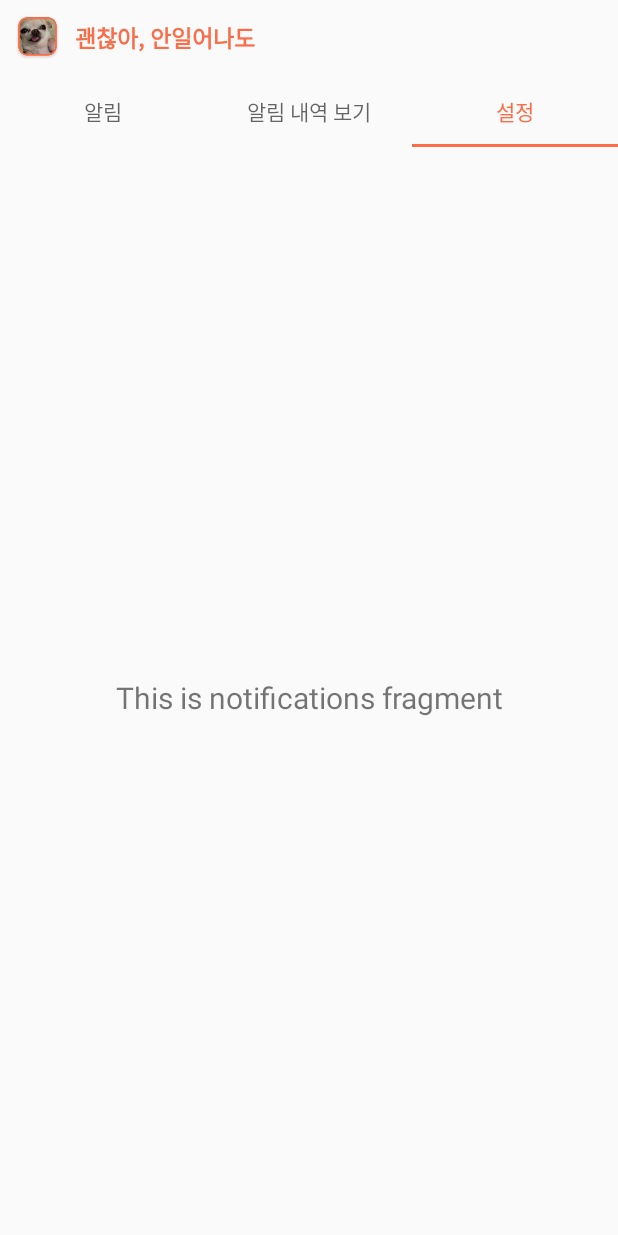
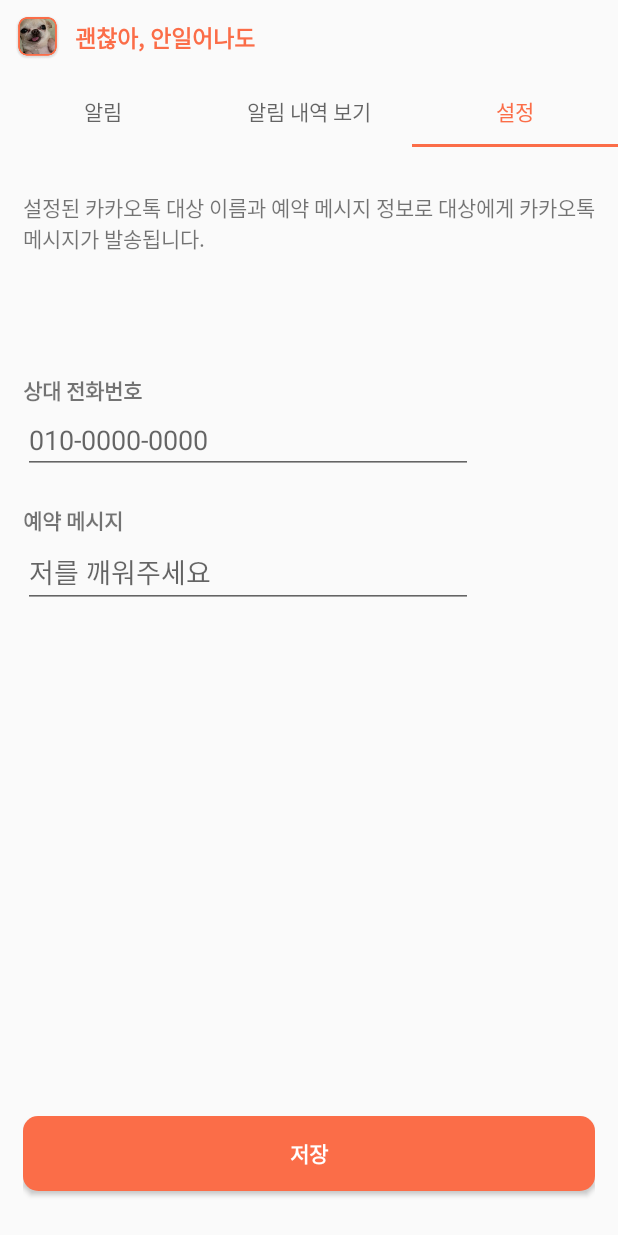
Before and after one commit to galaxy4276/its-okay-u-do-not-wakeup, an Android app: the screen it shows after launch (MainActivity), tab 3 chosen, on a phone screen of 412 x 824 dp. Run offline under Robolectric (Android 15) with nearby library versions, the phone set to English and light mode, and no system bars.

Commit message:
feat: add setting fragment

```diff
--- a/app/src/main/java/com/hbu/itsokudontwakeup/HeaderNavAdapter.java
+++ b/app/src/main/java/com/hbu/itsokudontwakeup/HeaderNavAdapter.java
@@ -8,6 +8,7 @@ import androidx.viewpager2.adapter.FragmentStateAdapter;
 import com.hbu.itsokudontwakeup.ui.alarmlist.AlarmListFragment;
 import com.hbu.itsokudontwakeup.ui.dashboard.DashboardFragment;
 import com.hbu.itsokudontwakeup.ui.notifications.NotificationsFragment;
+import com.hbu.itsokudontwakeup.ui.setting.SettingFragment;
 
 public class HeaderNavAdapter extends FragmentStateAdapter {
 
@@ -19,12 +20,10 @@ public class HeaderNavAdapter extends FragmentStateAdapter {
   @Override
   public Fragment createFragment(int position) {
     switch (position) {
-      case 0:
-        return new AlarmListFragment();
       case 1:
         return new DashboardFragment();
       case 2:
-        return new NotificationsFragment();
+        return new SettingFragment();
       default:
         return new AlarmListFragment();
     }
--- a/app/src/main/java/com/hbu/itsokudontwakeup/ui/alarmlist/AlarmListFragment.java
+++ b/app/src/main/java/com/hbu/itsokudontwakeup/ui/alarmlist/AlarmListFragment.java
@@ -9,7 +9,6 @@ import android.os.Bundle;
 import android.view.LayoutInflater;
 import android.view.View;
 import android.view.ViewGroup;
-import android.widget.ArrayAdapter;
 import android.widget.Button;
 import android.widget.LinearLayout;
 import android.widget.ListView;
@@ -23,11 +22,9 @@ import com.hbu.itsokudontwakeup.R;
 import com.hbu.itsokudontwakeup.databinding.FragmentAlarmlistBinding;
 import com.hbu.itsokudontwakeup.service.AlarmListAdapter;
 import com.hbu.itsokudontwakeup.service.AlarmReceiver;
-import com.hbu.itsokudontwakeup.service.AlarmService;
 
 import java.util.ArrayList;
 import java.util.Calendar;
-import java.util.Date;
 import java.util.List;
 
 public class AlarmListFragment extends Fragment {
--- /dev/null
+++ b/app/src/main/java/com/hbu/itsokudontwakeup/ui/setting/SettingFragment.java
@@ -0,0 +1,28 @@
+package com.hbu.itsokudontwakeup.ui.setting;
+
+import android.os.Bundle;
+import android.view.LayoutInflater;
+import android.view.View;
+import android.view.ViewGroup;
+import android.widget.LinearLayout;
+
+import androidx.annotation.NonNull;
+import androidx.annotation.Nullable;
+import androidx.fragment.app.Fragment;
+
+import com.hbu.itsokudontwakeup.databinding.FragmentAlarmlistBinding;
+import com.hbu.itsokudontwakeup.databinding.FragmentSettingBinding;
+
+public class SettingFragment extends Fragment {
+
+  private FragmentSettingBinding binding;
+
+  @Nullable
+  @Override
+  public View onCreateView(@NonNull LayoutInflater inflater, @Nullable ViewGroup container, @Nullable Bundle savedInstanceState) {
+    binding = FragmentSettingBinding.inflate(inflater, container, false);
+    LinearLayout root = binding.getRoot();
+
+    return root;
+  }
+}
--- /dev/null
+++ b/app/src/main/res/layout/fragment_setting.xml
@@ -0,0 +1,82 @@
+<?xml version="1.0" encoding="utf-8"?>
+<LinearLayout xmlns:android="http://schemas.android.com/apk/res/android"
+    xmlns:tools="http://schemas.android.com/tools"
+    android:orientation="vertical"
+    android:layout_width="match_parent"
+    android:layout_height="match_parent"
+    android:paddingRight="15dp"
+    android:paddingLeft="15dp"
+    tools:context=".ui.setting.SettingFragment"
+    >
+
+    <LinearLayout
+        android:paddingTop="30dp"
+        android:layout_width="wrap_content"
+        android:layout_height="wrap_content"
+        android:orientation="vertical">
+        <TextView
+            android:layout_width="wrap_content"
+            android:layout_height="wrap_content"
+            android:text="설정된 카카오톡 대상 이름과 예약 메시지 정보로 대상에게 카카오톡 메시지가 발송됩니다."
+        />
+    </LinearLayout>
+
+    <LinearLayout
+        android:paddingTop="30dp"
+        android:layout_width="wrap_content"
+        android:layout_height="wrap_content"
+        android:layout_marginTop="50dp"
+        android:orientation="vertical">
+        <TextView
+            android:layout_width="wrap_content"
+            android:layout_height="wrap_content"
+            android:textStyle="bold"
+            android:text="상대 전화번호" />
+        <EditText
+            android:id="@+id/target_phone"
+            android:layout_width="300dp"
+            android:layout_height="wrap_content"
+            android:hint="010-0000-0000"
+            android:autofillHints="010-0000-0000"
+        />
+    </LinearLayout>
+
+    <LinearLayout
+        android:layout_width="wrap_content"
+        android:layout_height="wrap_content"
+        android:layout_marginTop="20dp"
+        android:orientation="vertical"
+        android:layout_weight="1"
+        >
+        <TextView
+            android:layout_width="wrap_content"
+            android:layout_height="wrap_content"
+            android:textStyle="bold"
+            android:text="예약 메시지" />
+        <EditText
+            android:id="@+id/target_message"
+            android:layout_width="300dp"
+            android:layout_height="wrap_content"
+            android:hint="저를 깨워주세요"
+        />
+    </LinearLayout>
+
+    <LinearLayout
+        android:layout_width="match_parent"
+        android:layout_height="wrap_content"
+        android:layout_marginTop="20dp"
+        android:orientation="vertical">
+        <Button
+            android:id="@+id/save_setting_button"
+            android:layout_width="match_parent"
+            android:layout_height="50dp"
+            android:layout_centerInParent="true"
+            android:layout_alignParentBottom="true"
+            android:layout_marginBottom="30dp"
+            android:background="@drawable/radius_button"
+            android:textColor="@color/white"
+            android:textStyle="bold"
+            android:text="저장" />
+    </LinearLayout>
+
+</LinearLayout>
```
